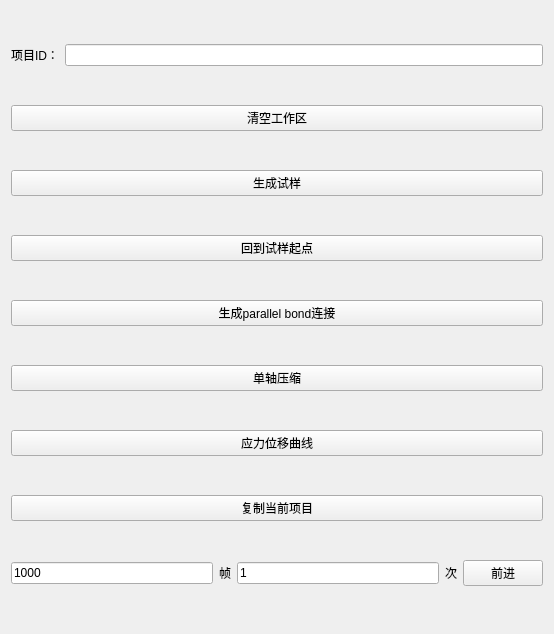
Old version of the form ui_src/main.ui in the repository panhaoyu/pfc_demo.
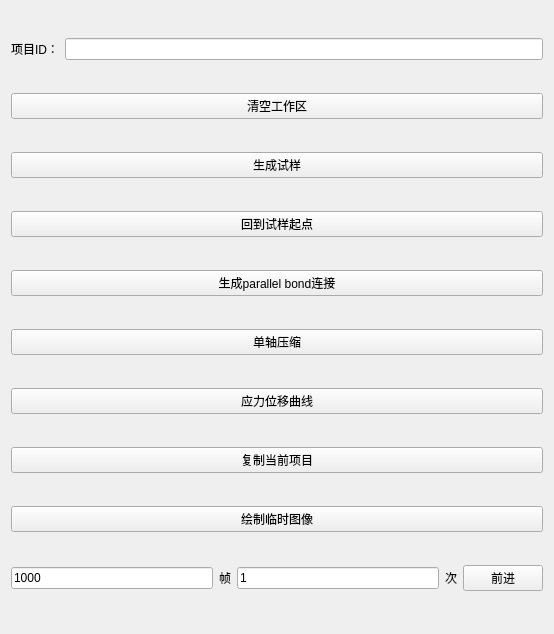
New version of the form.

The edit to the form file:
```diff
--- a/ui_src/main.ui
+++ b/ui_src/main.ui
@@ -77,6 +77,13 @@
      </property>
     </widget>
    </item>
+   <item>
+    <widget class="QPushButton" name="pushButton_8">
+     <property name="text">
+      <string>绘制临时图像</string>
+     </property>
+    </widget>
+   </item>
    <item>
     <layout class="QHBoxLayout" name="horizontalLayout">
      <property name="sizeConstraint">
```
Left out of the diff: 33 changed lines with no effect on the pictures.
